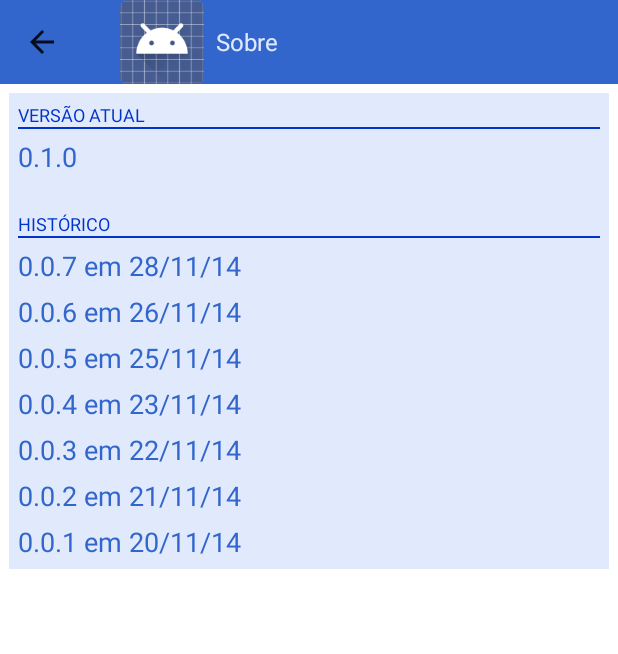
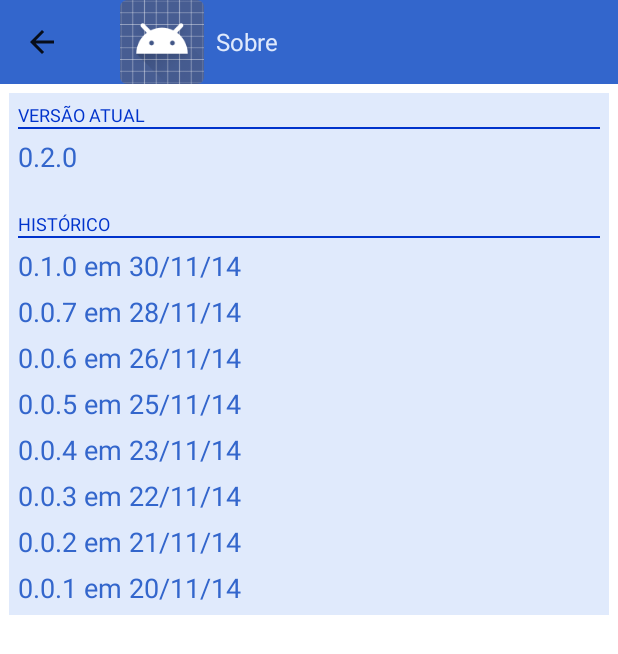
Before and after one commit to ARNdroid/MonitorMobile, an Android app: the AboutActivity screen opened directly, with no data from a screen before it, on a phone screen of 412 x 824 dp. Shown: the top 654 px of the screen. Run offline under Robolectric (Android 15) with nearby library versions, the light colour scheme and no system bars.

Commit message:
@Mamute: Fix #47.

```diff
--- a/app/gradle.properties
+++ b/app/gradle.properties
@@ -1,6 +1,6 @@
 #VERSION CONTROL
 major=0
 #0 <= minor <= 99
-minor=1
+minor=2
 #0 <= hotfix <= 99
 hotfix=0
--- a/app/src/main/res/layout/about_activity.xml
+++ b/app/src/main/res/layout/about_activity.xml
@@ -25,7 +25,7 @@
             android:layout_width="wrap_content"
             android:layout_height="wrap_content"
             android:paddingTop="@dimen/default_view_padding"
-            android:text="0.1.0" />
+            android:text="0.2.0" />
 
         <TextView
             style="@style/CardFont.Header"
@@ -36,6 +36,13 @@
 
         <View
             style="@style/HeaderDivider" />
+
+        <TextView
+            style="@style/CardFont.Item"
+            android:layout_width="wrap_content"
+            android:layout_height="wrap_content"
+            android:paddingTop="@dimen/default_view_padding"
+            android:text="0.1.0 em 30/11/14" />
 
         <TextView
             style="@style/CardFont.Item"
```
Also changed, not shown: 18 other files.
